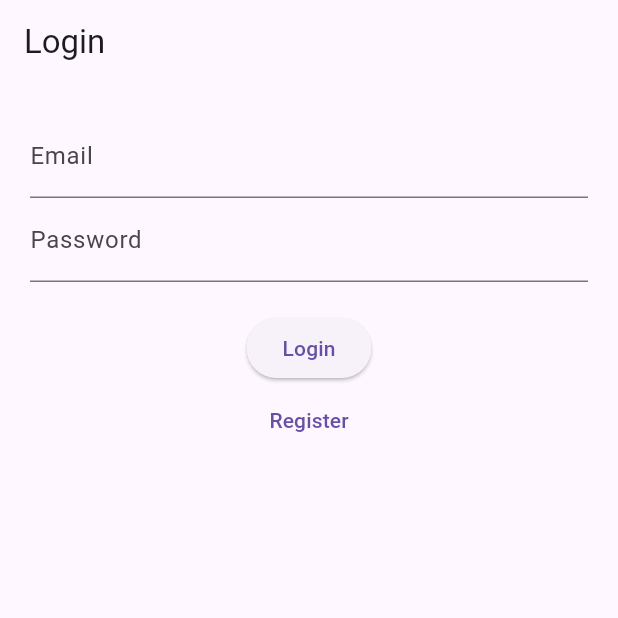
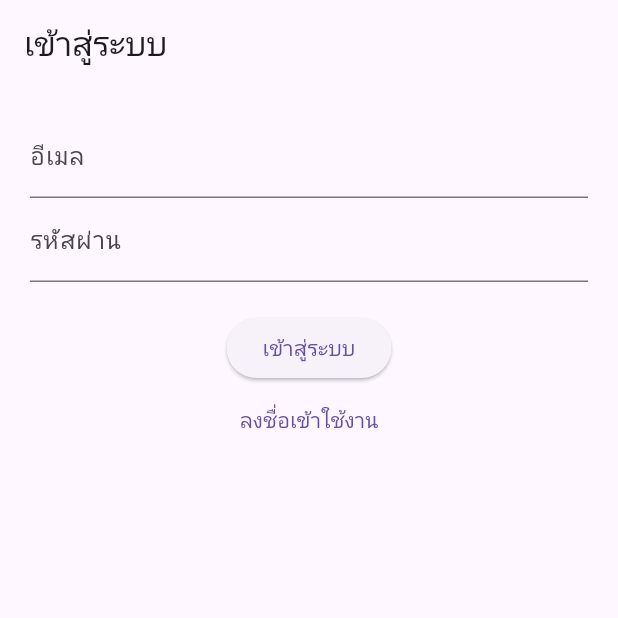
Before and after one commit to apicharburanapa/e_hong_app, a Flutter app: the screen it shows after launch, on a phone screen of 412 x 824 dp, the top half of it. Run offline on Flutter 3.47's test engine with Material 3 defaults, Android fonts, the phone set to English and light mode, and no system bars; our stand-ins replace cloud_firestore, firebase_auth, firebase_core, flutter_bluetooth_serial, get, permission_handler and 1 more; accounts and stored records are empty.

Commit message:
Refactor LoginPage to use StatefulWidget; enhance validation logic and update UI elements for better user experience in Thai language.

```diff
--- a/lib/views/login_page.dart
+++ b/lib/views/login_page.dart
@@ -2,35 +2,92 @@ import 'package:flutter/material.dart';
 import 'package:get/get.dart';
 import '../controllers/auth_controller.dart';
 
-class LoginPage extends StatelessWidget {
+class LoginPage extends StatefulWidget {
+  const LoginPage({super.key});
+
+  @override
+  State<LoginPage> createState() => _LoginPageState();
+}
+
+class _LoginPageState extends State<LoginPage> {
   final emailController = TextEditingController();
   final passwordController = TextEditingController();
   final AuthController authController = Get.find();
 
-  LoginPage({super.key});
+  String? emailError;
+  String? passwordError;
+
+  bool isValidEmail(String email) {
+    return GetUtils.isEmail(email);
+  }
+
+  bool isValidPassword(String password) {
+    return password.length >= 6;
+  }
+
+  void validateAndLogin() {
+    setState(() {
+      emailError = null;
+      passwordError = null;
+    });
+
+    final email = emailController.text.trim();
+    final password = passwordController.text.trim();
+
+    bool hasError = false;
+
+    if (!isValidEmail(email)) {
+      emailError = "กรุณากรอกอีเมลให้ถูกต้อง เช่น name@example.com";
+      hasError = true;
+    }
+
+    if (!isValidPassword(password)) {
+      passwordError = "รหัสผ่านต้องมีอย่างน้อย 6 ตัวอักษร";
+      hasError = true;
+    }
+
+    if (!hasError) {
+      authController.login(email, password);
+    } else {
+      setState(() {});
+    }
+  }
+
+  void validateAndRegister() {
+    validateAndLogin();
+  }
 
   @override
   Widget build(BuildContext context) {
     return Scaffold(
-      appBar: AppBar(title: Text("Login")),
+      appBar: AppBar(title: Text("เข้าสู่ระบบ")),
       body: Padding(
         padding: EdgeInsets.all(20),
         child: Column(
           children: [
-            TextField(controller: emailController, decoration: InputDecoration(labelText: "Email")),
-            TextField(controller: passwordController, decoration: InputDecoration(labelText: "Password"), obscureText: true),
+            TextField(
+              controller: emailController,
+              decoration: InputDecoration(
+                labelText: "อีเมล",
+                errorText: emailError,
+              ),
+            ),
+            TextField(
+              controller: passwordController,
+              decoration: InputDecoration(
+                labelText: "รหัสผ่าน",
+                errorText: passwordError,
+              ),
+              obscureText: true,
+            ),
             SizedBox(height: 20),
             ElevatedButton(
-              onPressed: () {
-                authController.login(emailController.text.trim(), passwordController.text.trim());
-              },
-              child: Text("Login"),
+              onPressed: validateAndLogin,
+              child: Text("เข้าสู่ระบบ"),
             ),
             TextButton(
-              onPressed: () {
-                authController.register(emailController.text.trim(), passwordController.text.trim());
-              },
-              child: Text("Register"),
+              onPressed: validateAndRegister,
+              child: Text("ลงชื่อเข้าใช้งาน"),
             ),
           ],
         ),
```
